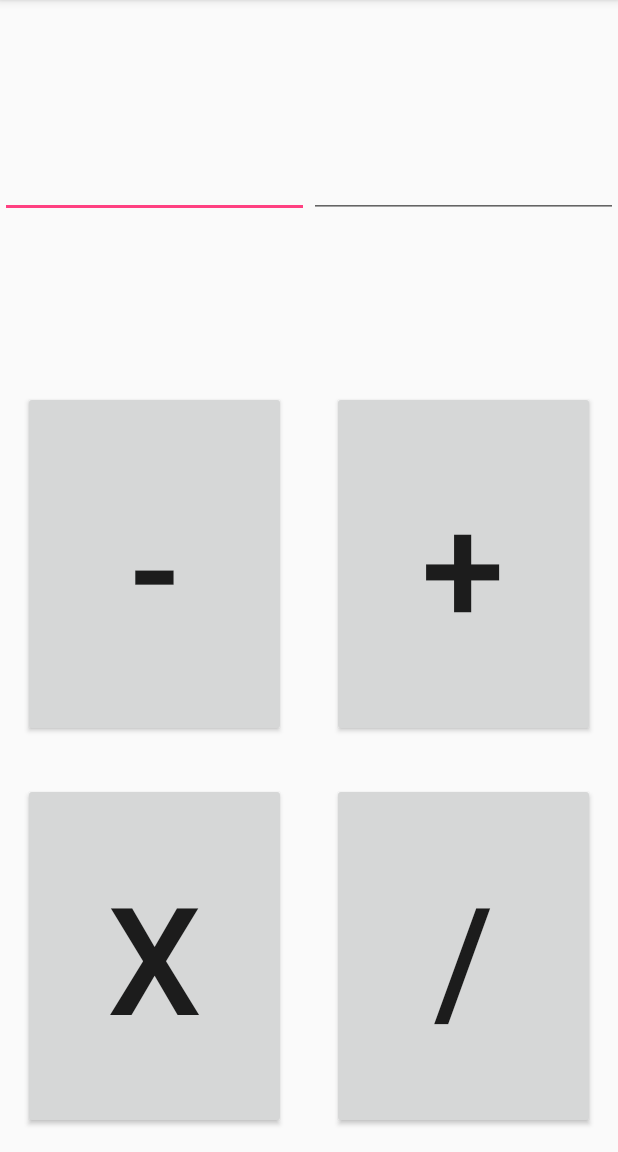
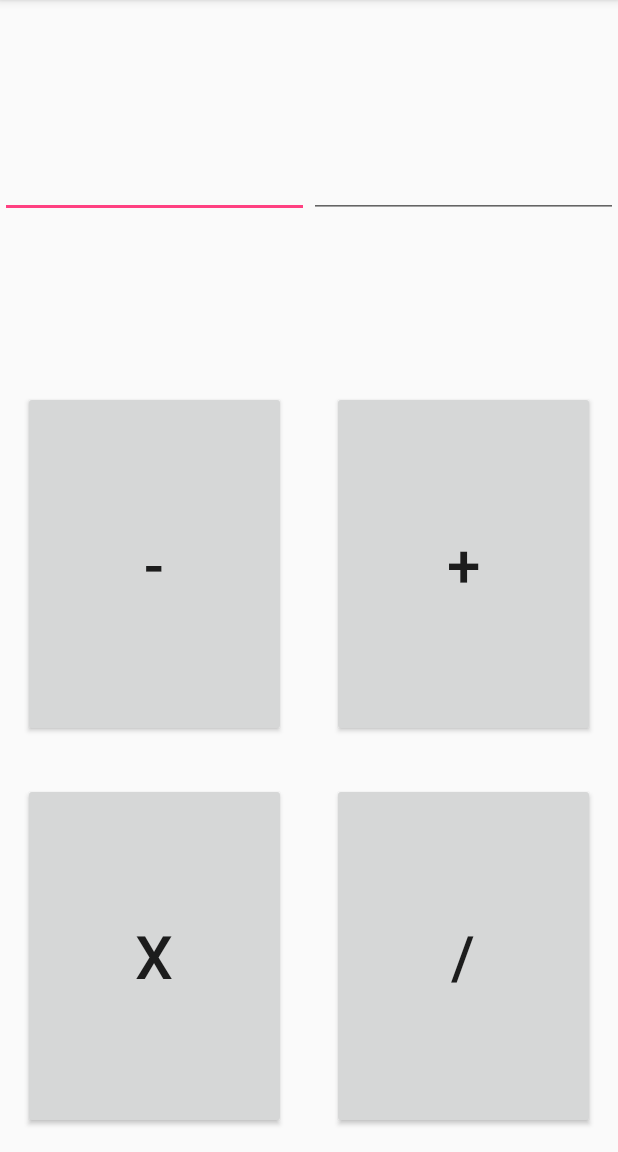
Before and after one commit to Arkalow/AndroidCalculatrice, an Android app: the screen it shows after launch (MainActivity), on a phone screen of 412 x 824 dp, the part 84-1236 px from its top. Run offline under Robolectric (Android 15) with nearby library versions, the phone set to English and light mode, and no system bars.

Commit message:
Interface 1428

```diff
--- a/app/src/main/res/layout/activity_main.xml
+++ b/app/src/main/res/layout/activity_main.xml
@@ -44,7 +44,8 @@
                 android:layout_height="match_parent"
                 android:layout_weight="1"
                 android:text="-"
-                android:textSize="100dp"
+                android:textAlignment="center"
+                android:textSize="40dp"
                 android:layout_margin="15dp"/>
 
             <Button
@@ -53,7 +54,8 @@
                 android:layout_height="match_parent"
                 android:layout_weight="1"
                 android:text="+"
-                android:textSize="100dp"
+                android:textAlignment="center"
+                android:textSize="40dp"
                 android:layout_margin="15dp"/>
 
         </TableRow>
@@ -69,7 +71,8 @@
                 android:layout_height="match_parent"
                 android:layout_weight="1"
                 android:text="X"
-                android:textSize="100dp"
+                android:textAlignment="center"
+                android:textSize="40dp"
                 android:layout_margin="15dp"/>
 
             <Button
@@ -78,7 +81,8 @@
                 android:layout_height="match_parent"
                 android:layout_weight="1"
                 android:text="/"
-                android:textSize="100dp"
+                android:textAlignment="center"
+                android:textSize="40dp"
                 android:layout_margin="15dp"/>
         </TableRow>
     </TableLayout>
```
